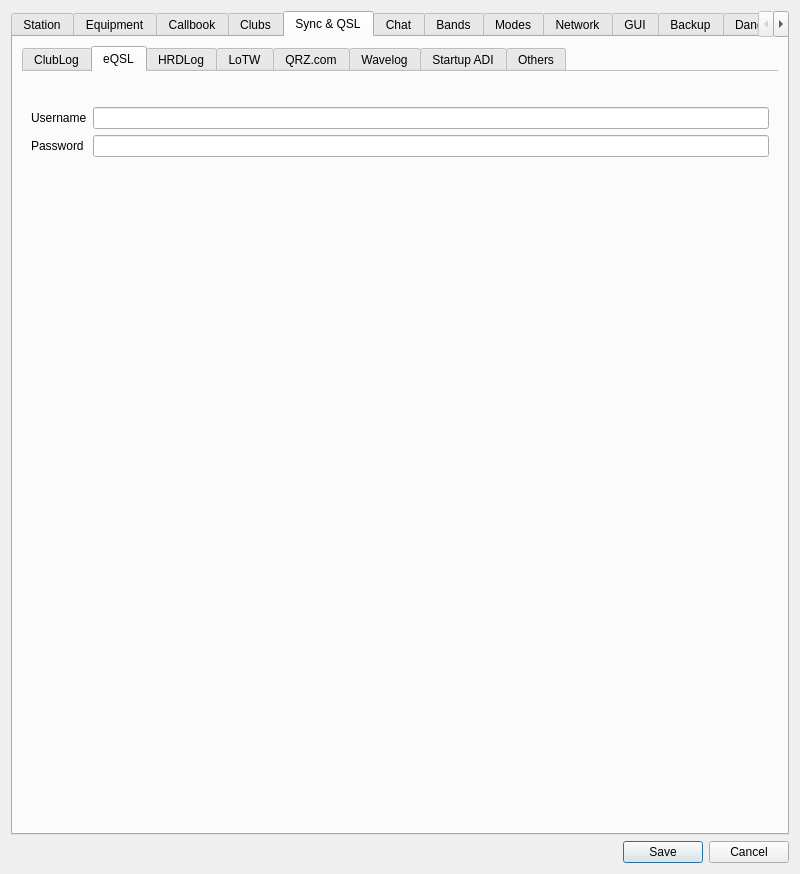
The window that ui/SettingsDialog.ui (foldynl/QLog) describes before a commit, drawn with Qt 5.
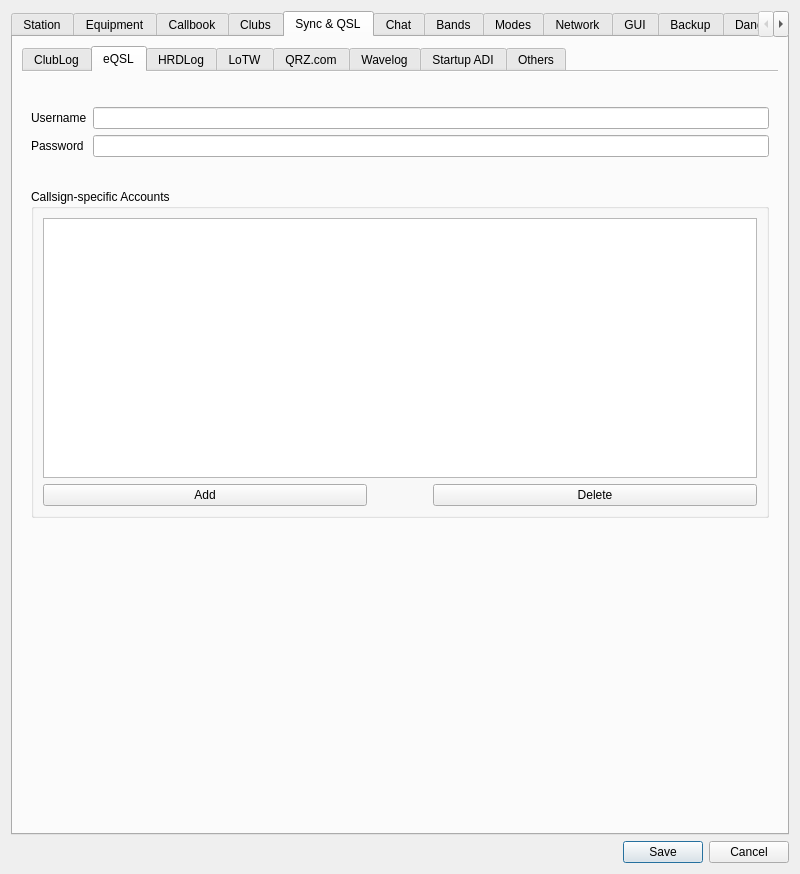
The same window after the commit. The open tabs and pages were chosen to show the change. Icons and pictures are not drawn. Custom widgets are drawn as their Qt base class.

Commit message: eQSL: Added callsign-specific accounts (#888)

The edit to the form file:
```diff
--- a/ui/SettingsDialog.ui
+++ b/ui/SettingsDialog.ui
@@ -3758,6 +3758,96 @@
              </property>
             </widget>
            </item>
+           <item row="3" column="0">
+            <spacer name="verticalSpacer_26">
+             <property name="orientation">
+              <enum>Qt::Vertical</enum>
+             </property>
+             <property name="sizeType">
+              <enum>QSizePolicy::Maximum</enum>
+             </property>
+             <property name="sizeHint" stdset="0">
+              <size>
+               <width>20</width>
+               <height>20</height>
+              </size>
+             </property>
+            </spacer>
+           </item>
+           <item row="4" column="0" colspan="2">
+            <widget class="QGroupBox" name="groupBox_19">
+             <property name="title">
+              <string>Callsign-specific Accounts</string>
+             </property>
+             <layout class="QVBoxLayout" name="verticalLayout_23">
+              <item>
+               <widget class="QTableView" name="eqslCallsignAccountTableView">
+                <property name="toolTip">
+                 <string>The eQSL username is the callsign</string>
+                </property>
+                <property name="alternatingRowColors">
+                 <bool>true</bool>
+                </property>
+                <property name="selectionMode">
+                 <enum>QAbstractItemView::SingleSelection</enum>
+                </property>
+                <property name="verticalScrollMode">
+                 <enum>QAbstractItemView::ScrollPerPixel</enum>
+                </property>
+                <property name="horizontalScrollMode">
+                 <enum>QAbstractItemView::ScrollPerPixel</enum>
+                </property>
+                <attribute name="horizontalHeaderMinimumSectionSize">
+                 <number>300</number>
+                </attribute>
+                <attribute name="horizontalHeaderStretchLastSection">
+                 <bool>true</bool>
+                </attribute>
+                <attribute name="verticalHeaderVisible">
+                 <bool>false</bool>
+                </attribute>
+               </widget>
+              </item>
+              <item>
+               <layout class="QHBoxLayout" name="horizontalLayout_383">
+                <property name="bottomMargin">
+                 <number>0</number>
+                </property>
+                <item>
+                 <widget class="QPushButton" name="eqslCallsignAccountAddButton">
+                  <property name="text">
+                   <string>Add</string>
+                  </property>
+                 </widget>
+                </item>
+                <item>
+                 <spacer name="horizontalSpacer_83">
+                  <property name="orientation">
+                   <enum>Qt::Horizontal</enum>
+                  </property>
+                  <property name="sizeType">
+                   <enum>QSizePolicy::Maximum</enum>
+                  </property>
+                  <property name="sizeHint" stdset="0">
+                   <size>
+                    <width>60</width>
+                    <height>20</height>
+                   </size>
+                  </property>
+                 </spacer>
+                </item>
+                <item>
+                 <widget class="QPushButton" name="eqslCallsignAccountDelButton">
+                  <property name="text">
+                   <string>Delete</string>
+                  </property>
+                 </widget>
+                </item>
+               </layout>
+              </item>
+             </layout>
+            </widget>
+           </item>
           </layout>
          </widget>
          <widget class="QWidget" name="hrdlogSyncQSLTab">
```
Left out of the diff: 34 changed lines with no effect on the pictures. The commit also changes 12 other files.
